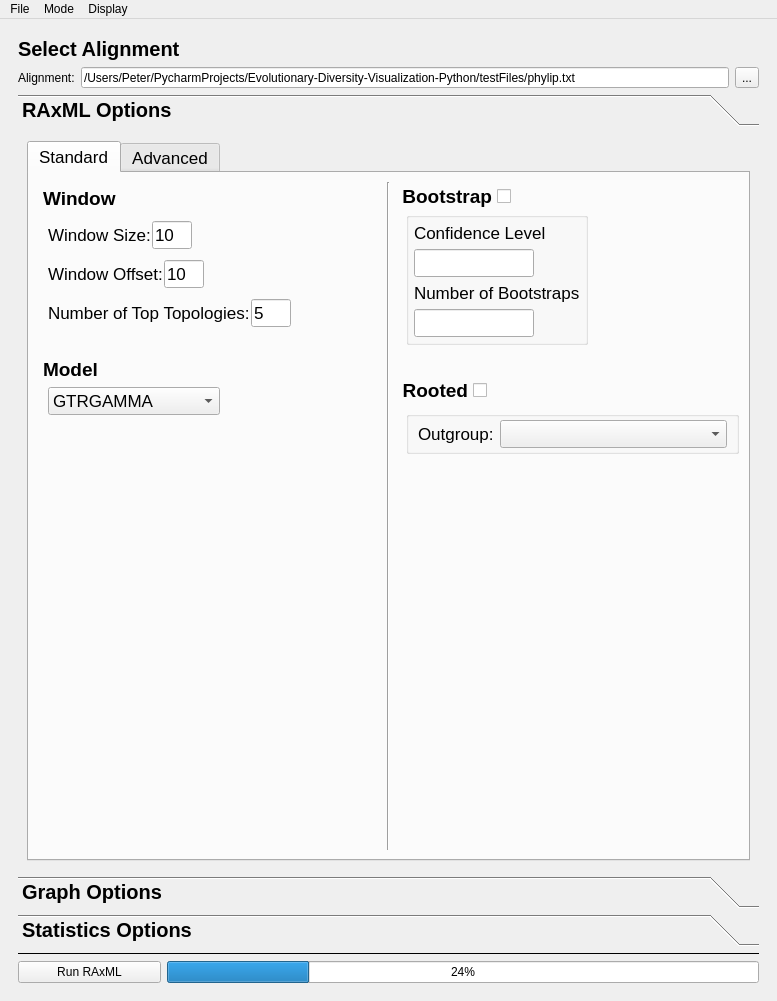
The window that module/gui_layout.ui (PeterDulworth/PhyloVis) describes before a commit, drawn with Qt 5.
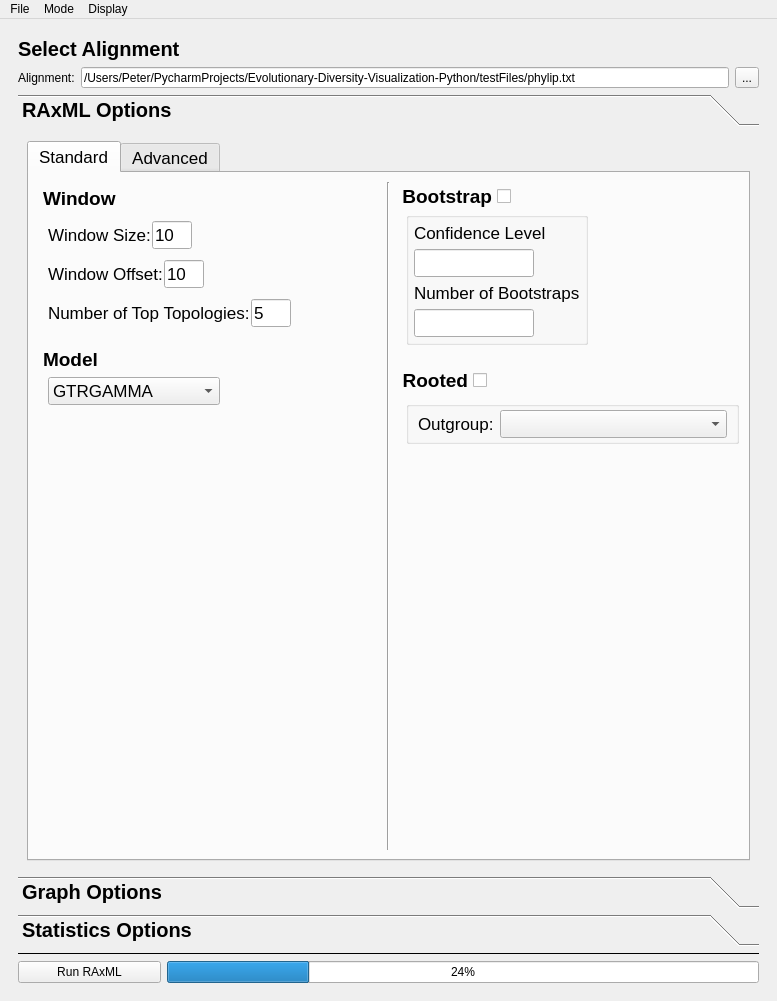
The same window after the commit. The open tabs and pages were chosen to show the change.

The edit to the form file:
```diff
--- a/module/gui_layout.ui
+++ b/module/gui_layout.ui
@@ -591,7 +591,7 @@
                       <property name="sizeHint" stdset="0">
                        <size>
                         <width>20</width>
-                        <height>20</height>
+                        <height>10</height>
                        </size>
                       </property>
                      </spacer>
@@ -868,7 +868,7 @@
                       <property name="sizeHint" stdset="0">
                        <size>
                         <width>20</width>
-                        <height>20</height>
+                        <height>10</height>
                        </size>
                       </property>
                      </spacer>
```
Left out of the diff: 2 changed lines with no effect on the pictures.
